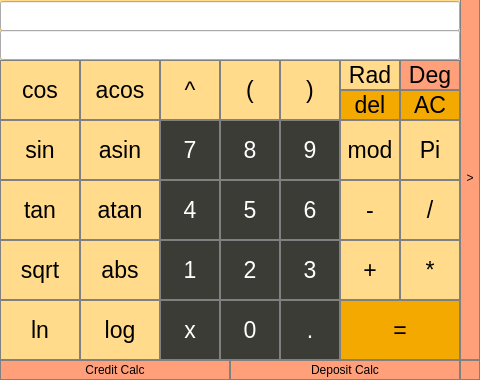
Above: src/view/view.ui from burshlatt/CPP_Qt_SmartCalc before the change; both pictures show x 0 to 480 and y 0 to 380 of the 960 by 380 pixel window. Below: the same form after it.
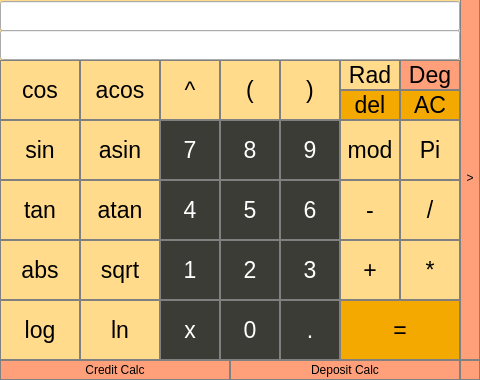
That is the form after the change. Custom widgets are drawn as their Qt base class.

```diff
--- a/src/view/view.ui
+++ b/src/view/view.ui
@@ -181,7 +181,7 @@
    <widget class="QPushButton" name="sqrtFunc">
     <property name="geometry">
      <rect>
-      <x>0</x>
+      <x>80</x>
       <y>240</y>
       <width>80</width>
       <height>60</height>
@@ -217,7 +217,7 @@
    <widget class="QPushButton" name="lnFunc">
     <property name="geometry">
      <rect>
-      <x>0</x>
+      <x>80</x>
       <y>300</y>
       <width>80</width>
       <height>60</height>
@@ -397,7 +397,7 @@
    <widget class="QPushButton" name="logFunc">
     <property name="geometry">
      <rect>
-      <x>80</x>
+      <x>0</x>
       <y>300</y>
       <width>80</width>
       <height>60</height>
@@ -1331,7 +1331,7 @@
    <widget class="QPushButton" name="absFunc">
     <property name="geometry">
      <rect>
-      <x>80</x>
+      <x>0</x>
       <y>240</y>
       <width>80</width>
       <height>60</height>
```
Left out of the diff: 2 changed lines with no effect on the pictures.
